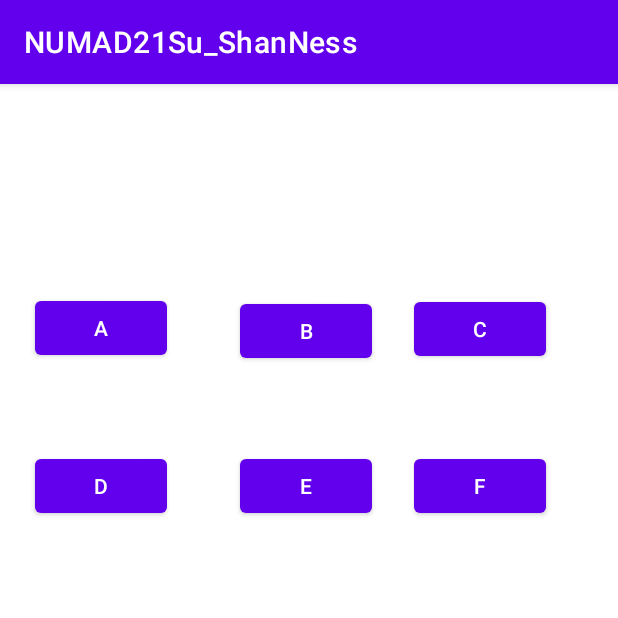
After one commit to simpsonness/CS5520, an Android app: the MainActivity2 screen opened directly, with no data from a screen before it, on a phone screen of 412 x 824 dp, the top half of it. The commit adds this screen. Run offline under Robolectric (Android 15) with nearby library versions, the phone set to English and light mode, and no system bars.

Commit message:
Add new activity with six buttons

```diff
--- a/NUMAD21Su_ShanNess/app/src/main/AndroidManifest.xml
+++ b/NUMAD21Su_ShanNess/app/src/main/AndroidManifest.xml
@@ -9,6 +9,7 @@
         android:roundIcon="@mipmap/ic_launcher_sn_round"
         android:supportsRtl="true"
         android:theme="@style/Theme.NUMAD21Su_ShanNess">
+        <activity android:name=".MainActivity2"></activity>
         <activity android:name=".MainActivity">
             <intent-filter>
                 <action android:name="android.intent.action.MAIN" />
--- /dev/null
+++ b/NUMAD21Su_ShanNess/app/src/main/java/edu/neu/madcourse/numad21su_shanness/MainActivity2.java
@@ -0,0 +1,58 @@
+package edu.neu.madcourse.numad21su_shanness;
+
+import androidx.appcompat.app.AppCompatActivity;
+
+import android.os.Bundle;
+import android.view.View;
+import android.widget.Button;
+import android.widget.Toast;
+
+public class MainActivity2 extends AppCompatActivity implements View.OnClickListener {
+
+    @Override
+    protected void onCreate(Bundle savedInstanceState) {
+        super.onCreate(savedInstanceState);
+        setContentView(R.layout.activity_main2);
+
+        Button button1 = findViewById(R.id.button1);
+        Button button2 = findViewById(R.id.button2);
+        Button button3 = findViewById(R.id.button3);
+        Button button4 = findViewById(R.id.button4);
+        Button button5 = findViewById(R.id.button5);
+        Button button6 = findViewById(R.id.button6);
+
+        button1.setOnClickListener(this);
+        button2.setOnClickListener(this);
+        button3.setOnClickListener(this);
+        button4.setOnClickListener(this);
+        button5.setOnClickListener(this);
+        button6.setOnClickListener(this);
+
+    }
+
+    @Override
+    public void onClick(View v) {
+        switch (v.getId()) {
+            case R.id.button1:
+                Toast.makeText(this, "Pressed:A", Toast.LENGTH_SHORT).show();
+                break;
+            case R.id.button2:
+                Toast.makeText(this, "Pressed:B", Toast.LENGTH_SHORT).show();
+                break;
+            case R.id.button3:
+                Toast.makeText(this, "Pressed:C", Toast.LENGTH_SHORT).show();
+                break;
+            case R.id.button4:
+                Toast.makeText(this, "Pressed:D", Toast.LENGTH_SHORT).show();
+                break;
+            case R.id.button5:
+                Toast.makeText(this, "Pressed:E", Toast.LENGTH_SHORT).show();
+                break;
+            case R.id.button6:
+                Toast.makeText(this, "Pressed:F", Toast.LENGTH_SHORT).show();
+                break;
+
+        }
+
+    }
+}
--- /dev/null
+++ b/NUMAD21Su_ShanNess/app/src/main/res/layout/activity_main2.xml
@@ -0,0 +1,73 @@
+<?xml version="1.0" encoding="utf-8"?>
+<androidx.constraintlayout.widget.ConstraintLayout xmlns:android="http://schemas.android.com/apk/res/android"
+    xmlns:app="http://schemas.android.com/apk/res-auto"
+    xmlns:tools="http://schemas.android.com/tools"
+    android:layout_width="match_parent"
+    android:layout_height="match_parent"
+    tools:context=".MainActivity2">
+
+    <Button
+        android:id="@+id/button1"
+        android:layout_width="wrap_content"
+        android:layout_height="wrap_content"
+        android:text="A"
+        app:layout_constraintBottom_toTopOf="@+id/button4"
+        app:layout_constraintEnd_toStartOf="@+id/button2"
+        app:layout_constraintHorizontal_bias="0.32"
+        app:layout_constraintStart_toStartOf="parent"
+        app:layout_constraintTop_toTopOf="parent"
+        app:layout_constraintVertical_bias="0.709" />
+
+    <Button
+        android:id="@+id/button2"
+        android:layout_width="wrap_content"
+        android:layout_height="wrap_content"
+        android:layout_marginEnd="28dp"
+        android:text="B"
+        app:layout_constraintBottom_toTopOf="@+id/button5"
+        app:layout_constraintEnd_toStartOf="@+id/button3"
+        app:layout_constraintTop_toTopOf="parent"
+        app:layout_constraintVertical_bias="0.719" />
+
+    <Button
+        android:id="@+id/button3"
+        android:layout_width="wrap_content"
+        android:layout_height="wrap_content"
+        android:layout_marginEnd="48dp"
+        android:text="C"
+        app:layout_constraintBottom_toTopOf="@+id/button6"
+        app:layout_constraintEnd_toEndOf="parent"
+        app:layout_constraintTop_toTopOf="parent"
+        app:layout_constraintVertical_bias="0.71" />
+
+    <Button
+        android:id="@+id/button4"
+        android:layout_width="wrap_content"
+        android:layout_height="wrap_content"
+        android:layout_marginBottom="476dp"
+        android:text="D"
+        app:layout_constraintBottom_toBottomOf="parent"
+        app:layout_constraintEnd_toStartOf="@+id/button5"
+        app:layout_constraintHorizontal_bias="0.32"
+        app:layout_constraintStart_toStartOf="parent" />
+
+    <Button
+        android:id="@+id/button5"
+        android:layout_width="wrap_content"
+        android:layout_height="wrap_content"
+        android:layout_marginEnd="28dp"
+        android:layout_marginBottom="476dp"
+        android:text="E"
+        app:layout_constraintBottom_toBottomOf="parent"
+        app:layout_constraintEnd_toStartOf="@+id/button6" />
+
+    <Button
+        android:id="@+id/button6"
+        android:layout_width="wrap_content"
+        android:layout_height="wrap_content"
+        android:layout_marginEnd="48dp"
+        android:layout_marginBottom="476dp"
+        android:text="F"
+        app:layout_constraintBottom_toBottomOf="parent"
+        app:layout_constraintEnd_toEndOf="parent" />
+</androidx.constraintlayout.widget.ConstraintLayout>
```
Also changed, not shown: NUMAD21Su_ShanNess/app/build.gradle (+9 -0 lines), NUMAD21Su_ShanNess/app/src/main/java/edu/neu/madcourse/numad21su_shanness/MainActivity.java (+16 -1 lines), NUMAD21Su_ShanNess/app/src/main/res/layout/activity_main.xml (+11 -2 lines).
